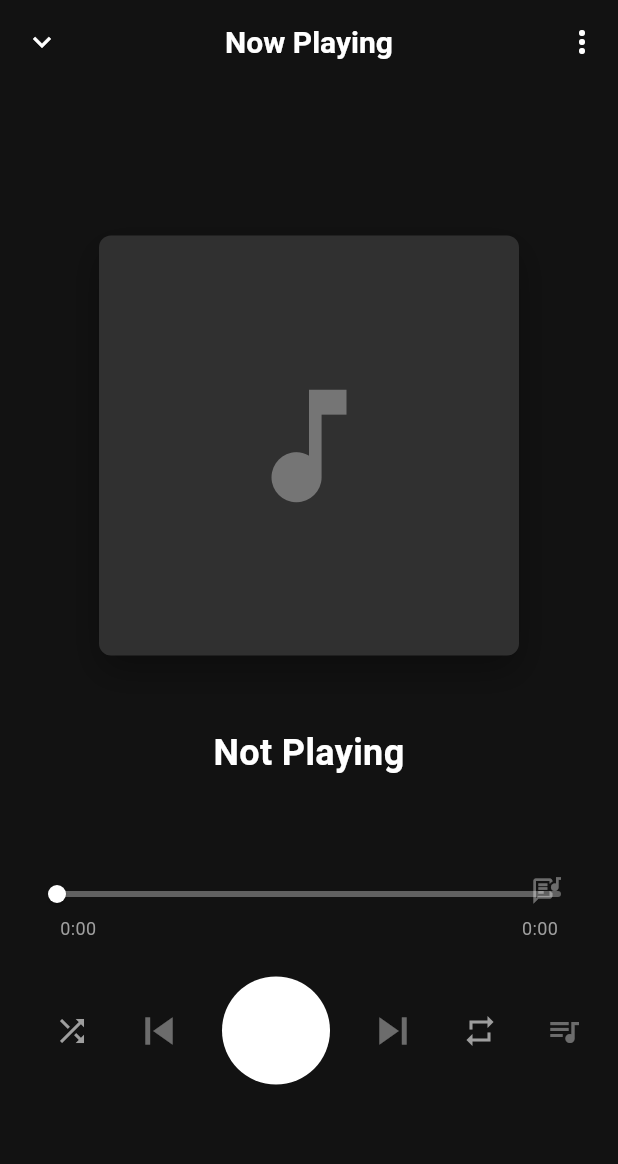
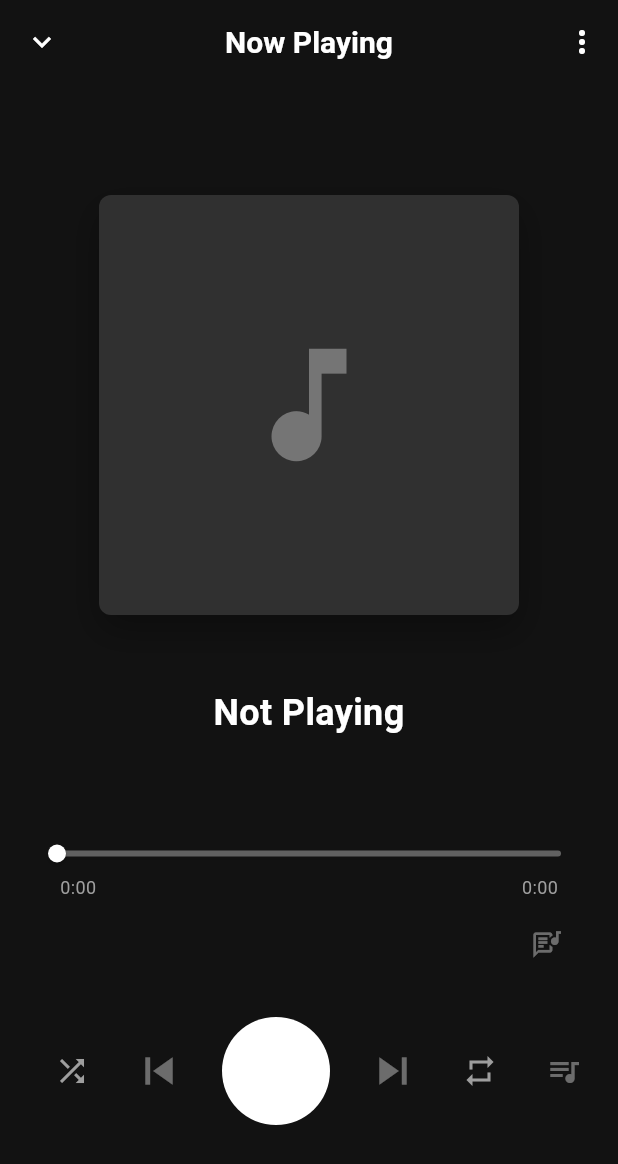
Before and after one commit to ZhiH2333/SicBy, a Flutter app: the NowPlayingScreen screen opened directly, on a phone screen of 412 x 824 dp. Shown: the top 1164 px of the screen. Run offline on Flutter 3.47's test engine with Material 3 defaults, Android fonts, the phone set to English and light mode, and no system bars; our stand-ins replace file_picker, flutter_riverpod, just_audio, shared_preferences; accounts and stored records are empty.

Commit message:
🐛 fix(ui): fix bottom padding and lyrics button overlap in now p

```diff
--- a/lib/ui/screens/now_playing_screen.dart
+++ b/lib/ui/screens/now_playing_screen.dart
@@ -118,6 +118,7 @@ class _NowPlayingScreenState extends ConsumerState<NowPlayingScreen> {
     final playbackController = ref.read(playbackControllerProvider.notifier);
 
     final track = playbackState.currentTrack;
+    final bottomPadding = MediaQuery.of(context).padding.bottom;
 
     return Scaffold(
       appBar: AppBar(
@@ -193,9 +194,13 @@ class _NowPlayingScreenState extends ConsumerState<NowPlayingScreen> {
           ),
         ],
       ),
-      body: SafeArea(
-        child: Padding(
-          padding: const EdgeInsets.symmetric(horizontal: 24, vertical: 12),
+      body: Padding(
+        padding: EdgeInsets.only(
+          left: 24,
+          right: 24,
+          top: 12,
+          bottom: bottomPadding == 0 ? 12 : bottomPadding,
+        ),
         child: Column(
           children: [
             if (!_showLyrics) const Spacer(),
@@ -253,18 +258,16 @@ class _NowPlayingScreenState extends ConsumerState<NowPlayingScreen> {
             if (!_showLyrics) const SizedBox(height: 32),
             if (_showLyrics) const SizedBox(height: 24),
             // Seek bar with Lyrics Button
-              Stack(
-                clipBehavior: Clip.none,
+            Column(
+              mainAxisSize: MainAxisSize.min,
               children: [
                 _SeekBar(
                   position: playbackState.position,
-                    // Use track duration as fallback if player hasn't reported duration yet
                   duration:
                       playbackState.duration == Duration.zero && track != null
                       ? track.duration
                       : playbackState.duration,
                   onSeek: (percent) {
-                      // Prevent seek if downloading or no track
                     if (track == null ||
                         playbackState.downloadStatus ==
                             DownloadStatus.downloading) {
@@ -273,10 +276,11 @@ class _NowPlayingScreenState extends ConsumerState<NowPlayingScreen> {
                     playbackController.seekTo(percent);
                   },
                 ),
-                  Positioned(
-                    right: 0,
-                    top: -12,
-                    child: IconButton(
+                const SizedBox(height: 6),
+                Row(
+                  mainAxisAlignment: MainAxisAlignment.end,
+                  children: [
+                    IconButton(
                       icon: Icon(
                         _showLyrics ? Icons.lyrics : Icons.lyrics_outlined,
                         size: 20,
@@ -287,6 +291,7 @@ class _NowPlayingScreenState extends ConsumerState<NowPlayingScreen> {
                       onPressed: track != null ? _toggleLyrics : null,
                       tooltip: 'Lyrics',
                     ),
+                  ],
                 ),
               ],
             ),
@@ -395,7 +400,6 @@ class _NowPlayingScreenState extends ConsumerState<NowPlayingScreen> {
             ),
             if (!_showLyrics) const Spacer(),
           ],
-          ),
         ),
       ),
     );
```
Lines whose indentation alone changed are shown as unchanged.
